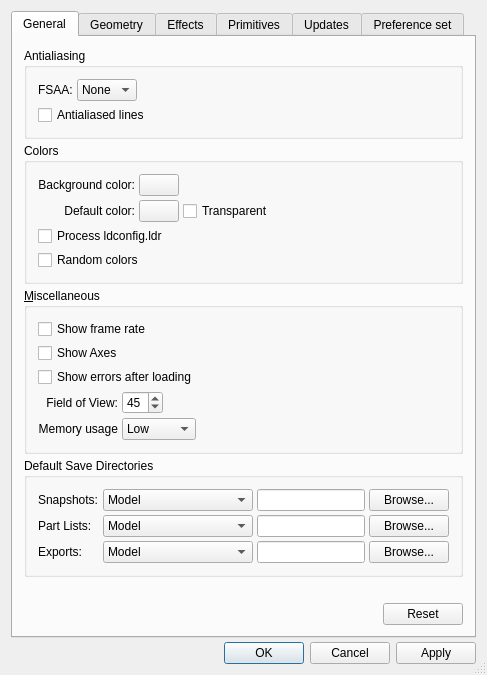
First picture: the form in ldvlib/LDVQt/LDVPreferencesPanel.ui, repository trevorsandy/lpub3d, before the edit.
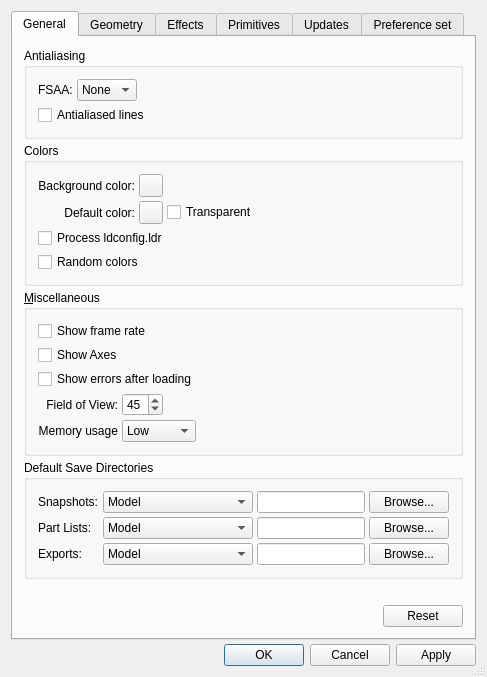
Second picture: the form after the edit. The open tabs and pages were chosen to show the change. Icons and pictures are not drawn.

Diff of the .ui file:
```diff
--- a/ldvlib/LDVQt/LDVPreferencesPanel.ui
+++ b/ldvlib/LDVQt/LDVPreferencesPanel.ui
@@ -185,12 +185,6 @@
             <property name="spacing">
              <number>4</number>
             </property>
-            <item row="1" column="1">
-             <widget class="QPushButton" name="defaultColorButton"/>
-            </item>
-            <item row="0" column="1">
-             <widget class="QPushButton" name="backgroundColorButton"/>
-            </item>
             <item row="1" column="0">
              <widget class="QLabel" name="defaultColorLabel">
               <property name="text">
@@ -240,6 +234,12 @@
               </property>
              </spacer>
             </item>
+            <item row="0" column="1">
+             <widget class="QToolButton" name="backgroundColorButton"/>
+            </item>
+            <item row="1" column="1">
+             <widget class="QToolButton" name="defaultColorButton"/>
+            </item>
            </layout>
           </item>
           <item>
```
Left out of the diff: 7 changed lines with no effect on the pictures.
